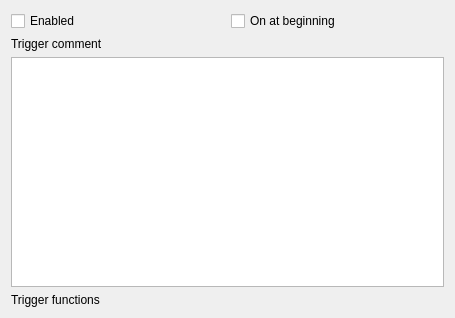
This is src/editor/triggereditor/ui/triggertopwidget.ui in tdauth/wc3lib as Qt 5 draws it before an edit. The edited form follows.
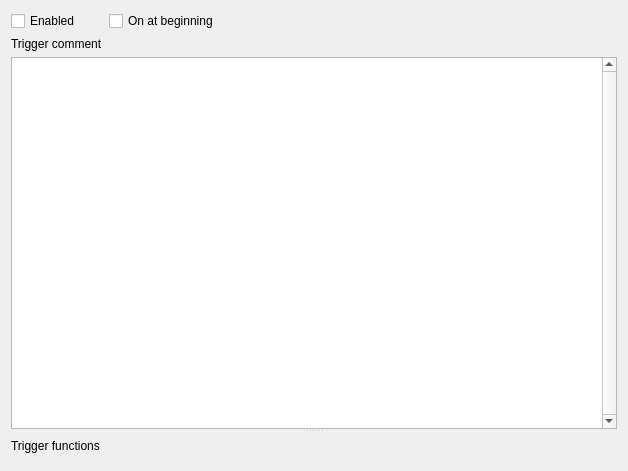
This is the edited form. Custom widgets are drawn as their Qt base class.

Diff of the .ui file:
```diff
--- a/src/editor/triggereditor/ui/triggertopwidget.ui
+++ b/src/editor/triggereditor/ui/triggertopwidget.ui
@@ -6,8 +6,8 @@
    <rect>
     <x>0</x>
     <y>0</y>
-    <width>455</width>
-    <height>318</height>
+    <width>628</width>
+    <height>471</height>
    </rect>
   </property>
   <property name="windowTitle">
@@ -28,6 +28,19 @@
      </property>
     </widget>
    </item>
+   <item row="0" column="2">
+    <spacer name="horizontalSpacer">
+     <property name="orientation">
+      <enum>Qt::Horizontal</enum>
+     </property>
+     <property name="sizeHint" stdset="0">
+      <size>
+       <width>380</width>
+       <height>20</height>
+      </size>
+     </property>
+    </spacer>
+   </item>
    <item row="1" column="0">
     <widget class="QLabel" name="m_commentLabel">
      <property name="text">
@@ -35,19 +48,46 @@
      </property>
     </widget>
    </item>
-   <item row="2" column="0" colspan="2">
-    <widget class="KTextEdit" name="m_commentTextEdit"/>
-   </item>
-   <item row="3" column="0" colspan="2">
-    <layout class="QVBoxLayout" name="m_functionsLayout">
+   <item row="2" column="0" colspan="3">
+    <widget class="QSplitter" name="splitter">
+     <property name="orientation">
+      <enum>Qt::Vertical</enum>
+     </property>
+     <widget class="KTextEdit" name="m_commentTextEdit">
+      <property name="sizePolicy">
+       <sizepolicy hsizetype="Expanding" vsizetype="Preferred">
+        <horstretch>0</horstretch>
+        <verstretch>0</verstretch>
+       </sizepolicy>
+      </property>
+      <property name="verticalScrollBarPolicy">
+       <enum>Qt::ScrollBarAlwaysOn</enum>
+      </property>
+     </widget>
+     <widget class="QWidget" name="m_triggerFunctionsWidget" native="true">
+      <property name="sizePolicy">
+       <sizepolicy hsizetype="Expanding" vsizetype="Expanding">
+        <horstretch>0</horstretch>
+        <verstretch>0</verstretch>
+       </sizepolicy>
+      </property>
+      <layout class="QVBoxLayout" name="verticalLayout">
      <item>
       <widget class="QLabel" name="m_functionsLabel">
+         <property name="sizePolicy">
+          <sizepolicy hsizetype="Preferred" vsizetype="Fixed">
+           <horstretch>0</horstretch>
+           <verstretch>0</verstretch>
+          </sizepolicy>
+         </property>
        <property name="text">
         <string>Trigger functions</string>
        </property>
       </widget>
      </item>
     </layout>
+     </widget>
+    </widget>
    </item>
   </layout>
  </widget>
```
Lines whose indentation alone changed are shown as unchanged.
